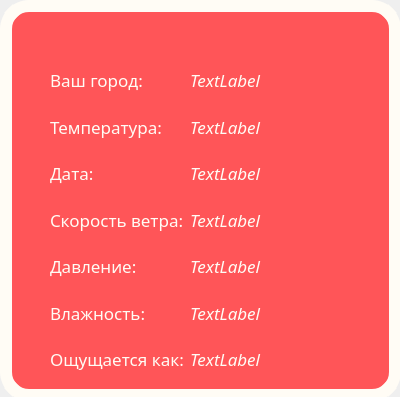
Before: the Qt Designer form day.ui in Arteeemis/DESKTOP-WEATHER-APP, drawn with Qt 5.
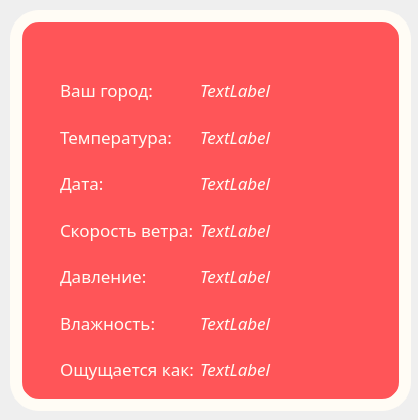
After: the same form once the commit is applied. Icons and pictures are not drawn.

Diff of the .ui file:
```diff
--- a/day.ui
+++ b/day.ui
@@ -6,8 +6,8 @@
    <rect>
     <x>0</x>
     <y>0</y>
-    <width>400</width>
-    <height>397</height>
+    <width>418</width>
+    <height>420</height>
    </rect>
   </property>
   <property name="windowTitle">
@@ -19,8 +19,8 @@
   <widget class="QGroupBox" name="groupBox">
    <property name="geometry">
     <rect>
-     <x>0</x>
-     <y>0</y>
+     <x>10</x>
+     <y>10</y>
      <width>401</width>
      <height>401</height>
     </rect>
```
